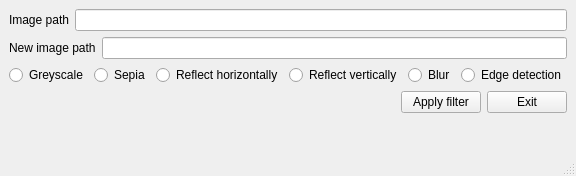
This is mainwindow.ui in aathishb/Image-filters as Qt 5 draws it before an edit. The edited form follows.
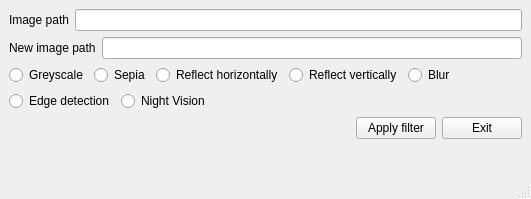
This is the edited form.

Commit message: Added night vision filter

What changed in the file:
```diff
--- a/mainwindow.ui
+++ b/mainwindow.ui
@@ -7,7 +7,7 @@
     <x>0</x>
     <y>0</y>
     <width>531</width>
-    <height>176</height>
+    <height>199</height>
    </rect>
   </property>
   <property name="windowTitle">
@@ -48,8 +48,6 @@
      </layout>
     </item>
     <item>
-     <layout class="QVBoxLayout" name="verticalLayout_2">
-      <item>
        <layout class="QHBoxLayout" name="horizontalLayout_5">
         <item>
          <widget class="QRadioButton" name="grey">
@@ -87,6 +85,23 @@
          </widget>
         </item>
         <item>
+       <spacer name="horizontalSpacer_2">
+        <property name="orientation">
+         <enum>Qt::Horizontal</enum>
+        </property>
+        <property name="sizeHint" stdset="0">
+         <size>
+          <width>40</width>
+          <height>20</height>
+         </size>
+        </property>
+       </spacer>
+      </item>
+     </layout>
+    </item>
+    <item>
+     <layout class="QHBoxLayout" name="horizontalLayout_4">
+      <item>
          <widget class="QRadioButton" name="edge">
           <property name="text">
            <string>Edge detection</string>
@@ -94,7 +109,14 @@
          </widget>
         </item>
         <item>
-         <spacer name="horizontalSpacer_2">
+       <widget class="QRadioButton" name="night">
+        <property name="text">
+         <string>Night Vision</string>
+        </property>
+       </widget>
+      </item>
+      <item>
+       <spacer name="horizontalSpacer_3">
           <property name="orientation">
            <enum>Qt::Horizontal</enum>
           </property>
@@ -105,8 +127,6 @@
            </size>
           </property>
          </spacer>
-        </item>
-       </layout>
       </item>
      </layout>
     </item>
```
Lines whose indentation alone changed are shown as unchanged. The commit also changes 7 other files.
